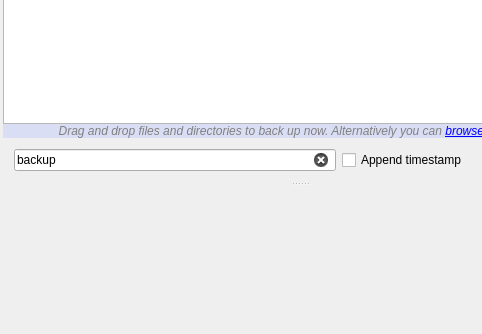
Before: the Qt Designer form forms/mainwindow.ui in Tarsnap/tarsnap-gui, drawn with Qt 5; both pictures show x 0 to 482 and y 381 to 715 of the 600 by 715 pixel window.
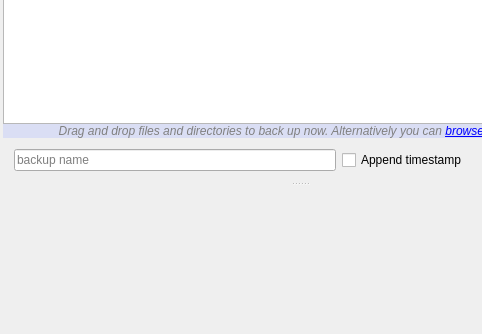
After: the same form once the commit is applied. The open tabs and pages were chosen to show the change. Icons and pictures are not drawn. Custom widgets are drawn as their Qt base class.

Commit message: Rename Browse tab to Archives.

Diff of the .ui file:
```diff
--- a/forms/mainwindow.ui
+++ b/forms/mainwindow.ui
@@ -227,7 +227,10 @@
                  </size>
                 </property>
                 <property name="text">
-                 <string>backup</string>
+                 <string/>
+                </property>
+                <property name="placeholderText">
+                 <string>backup name</string>
                 </property>
                 <property name="clearButtonEnabled">
                  <bool>true</bool>
@@ -311,7 +314,7 @@
 }</string>
           </property>
           <attribute name="title">
-           <string>Browse</string>
+           <string>Archives</string>
           </attribute>
           <layout class="QVBoxLayout" name="verticalLayout_11">
            <property name="spacing">
```
Left out of the diff: 6 changed lines with no effect on the pictures. The commit also changes 1 other file.
